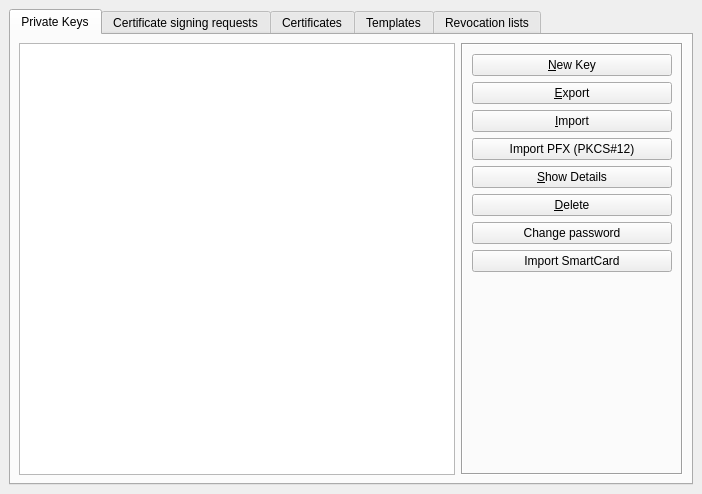
The window that ui/MainWindow.ui (chris2511/xca) describes before a commit, drawn with Qt 5.
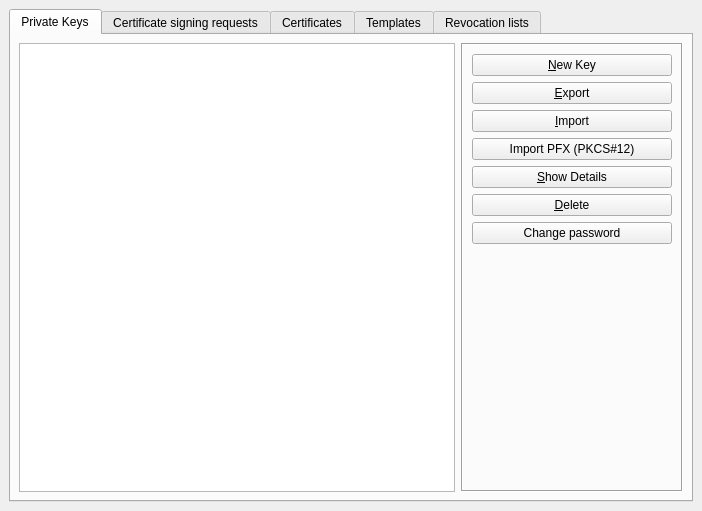
The same window after the commit. Custom widgets are drawn as their Qt base class.

Commit message:
more smart card
 - import moved to "import" menu
 - initialliy support signing
 - remove debugging code

Patch:
```diff
--- a/ui/MainWindow.ui
+++ b/ui/MainWindow.ui
@@ -1,13 +1,13 @@
 <?xml version="1.0" encoding="UTF-8"?>
 <ui version="4.0">
  <class>MainWindow</class>
- <widget class="QMainWindow" name="MainWindow">
-  <property name="geometry">
+ <widget class="QMainWindow" name="MainWindow" >
+  <property name="geometry" >
    <rect>
     <x>0</x>
     <y>0</y>
     <width>702</width>
-    <height>494</height>
+    <height>511</height>
    </rect>
   </property>
   <property name="windowTitle">
@@ -104,13 +104,6 @@
              </property>
             </widget>
            </item>
-           <item>
-            <widget class="QPushButton" name="BNimportScard">
-             <property name="text">
-              <string>Import SmartCard</string>
-             </property>
-            </widget>
-           </item>
            <item>
             <spacer>
              <property name="orientation">
```
Left out of the diff: 319 changed lines with no effect on the pictures. The commit also changes 7 other files.
